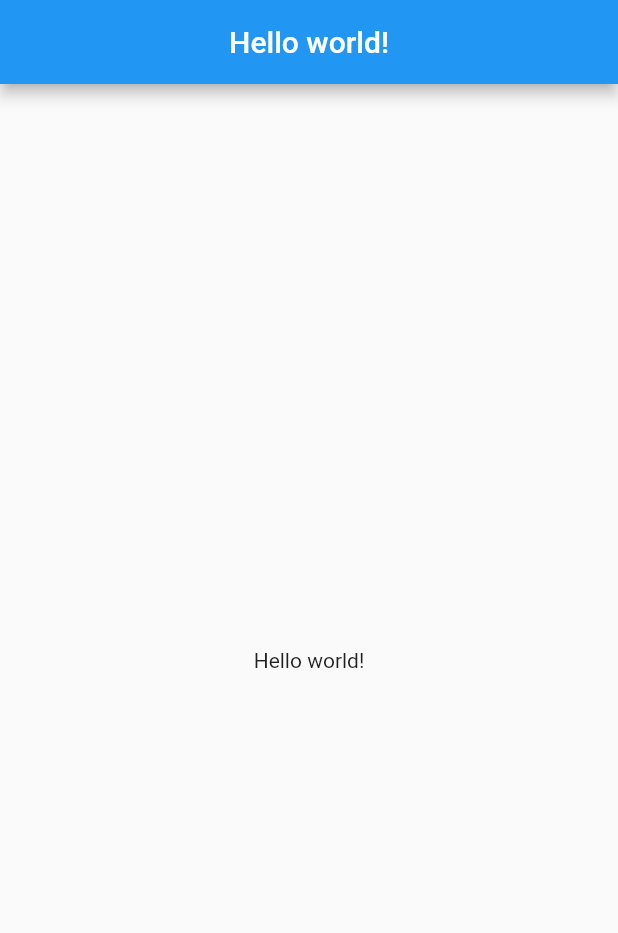
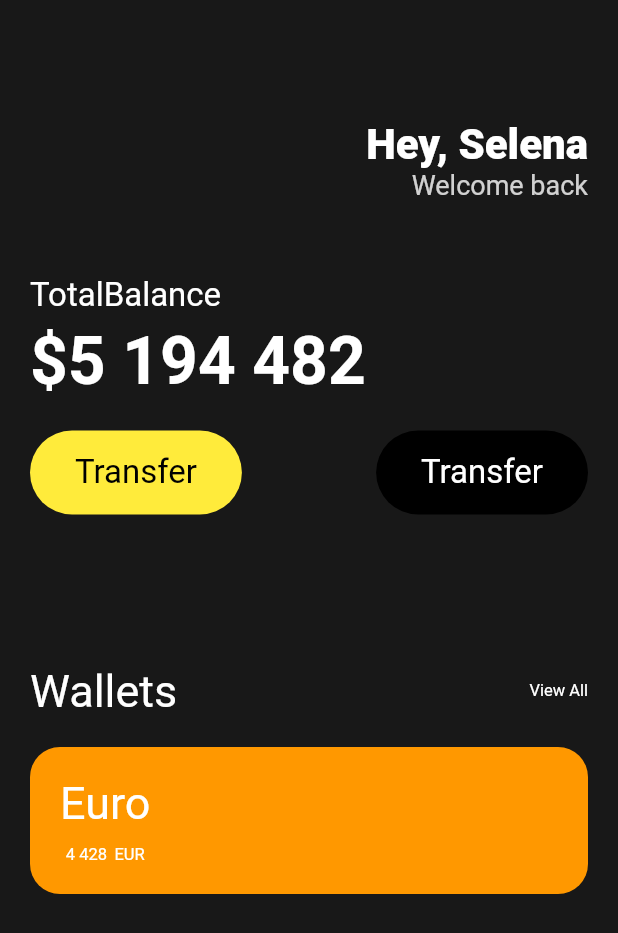
Before and after one commit to june65/flutter_webtoonapp, a Flutter app: the screen it shows after launch, on a phone screen of 412 x 824 dp. Shown: the top 933 px of the screen. Run offline on Flutter 3.47's test engine with Material 2 defaults, Android fonts, the phone set to English and light mode, and no system bars.

Commit message:
Issue(#1) Add Card on the project

```diff
--- a/toonflix/lib/main.dart
+++ b/toonflix/lib/main.dart
@@ -1,12 +1,7 @@
 import 'package:flutter/material.dart';
-
-class Player {
-  String name;
-  Player();
-}
+import 'package:toonflix/widgets/button.dart';
 
 void main() {
-  var nico = Player();
   runApp(App());
 }
 
@@ -15,14 +10,153 @@ class App extends StatelessWidget {
   Widget build(BuildContext context) {
     return MaterialApp(
       home: Scaffold(
-        appBar: AppBar(
-          centerTitle: true,
-          title: Text('Hello world!'),
-        ),
-        body: Center(
-          child: Text('Hello world!'),
-        ),
-      ),
+          backgroundColor: const Color(0xFF181818),
+          body: Padding(
+            padding: const EdgeInsets.symmetric(horizontal: 20),
+            child: Column(
+              crossAxisAlignment: CrossAxisAlignment.start,
+              children: [
+                const SizedBox(
+                  height: 80,
+                ),
+                Row(
+                  mainAxisAlignment: MainAxisAlignment.end,
+                  children: [
+                    Column(
+                      crossAxisAlignment: CrossAxisAlignment.end,
+                      children: [
+                        const Text(
+                          'Hey, Selena',
+                          style: TextStyle(
+                            color: Colors.white,
+                            fontSize: 28,
+                            fontWeight: FontWeight.w800,
+                          ),
+                        ),
+                        Text(
+                          'Welcome back',
+                          style: TextStyle(
+                            color: Colors.white.withOpacity(0.8),
+                            fontSize: 18,
+                          ),
+                        ),
+                      ],
+                    )
+                  ],
+                ),
+                const SizedBox(
+                  height: 50,
+                ),
+                const Text(
+                  'TotalBalance',
+                  style: TextStyle(
+                    fontSize: 22,
+                    color: Colors.white,
+                  ),
+                ),
+                const SizedBox(
+                  height: 5,
+                ),
+                const Text(
+                  '\$5 194 482',
+                  style: TextStyle(
+                    fontSize: 44,
+                    color: Colors.white,
+                    fontWeight: FontWeight.w600,
+                  ),
+                ),
+                const SizedBox(
+                  height: 20,
+                ),
+                Row(
+                  mainAxisAlignment: MainAxisAlignment.spaceBetween,
+                  children: const [
+                    Button(
+                        text: 'Transfer',
+                        bgColor: Colors.yellow,
+                        textColor: Colors.black),
+                    Button(
+                        text: 'Transfer',
+                        bgColor: Colors.black,
+                        textColor: Colors.white),
+                  ],
+                ),
+                const SizedBox(
+                  height: 100,
+                ),
+                Row(
+                  mainAxisAlignment: MainAxisAlignment.spaceBetween,
+                  children: const [
+                    Text(
+                      'Wallets',
+                      style: TextStyle(
+                        color: Colors.white,
+                        fontSize: 30,
+                      ),
+                    ),
+                    Text(
+                      'View All',
+                      style: TextStyle(
+                        color: Colors.white,
+                        fontSize: 11,
+                      ),
+                    ),
+                  ],
+                ),
+                const SizedBox(
+                  height: 20,
+                ),
+                Container(
+                  decoration: BoxDecoration(
+                    color: Colors.orange,
+                    borderRadius: BorderRadius.circular(20),
+                  ),
+                  child: Padding(
+                    padding: const EdgeInsets.all(20),
+                    child: Row(
+                      children: [
+                        Column(
+                          children: [
+                            const Text(
+                              'Euro',
+                              style: TextStyle(
+                                color: Colors.white,
+                                fontSize: 30,
+                              ),
+                            ),
+                            const SizedBox(
+                              height: 10,
+                            ),
+                            Row(
+                              children: const [
+                                Text(
+                                  '4 428',
+                                  style: TextStyle(
+                                    color: Colors.white,
+                                    fontSize: 11,
+                                  ),
+                                ),
+                                SizedBox(
+                                  width: 5,
+                                ),
+                                Text(
+                                  'EUR',
+                                  style: TextStyle(
+                                    color: Colors.white,
+                                    fontSize: 11,
+                                  ),
+                                ),
+                              ],
+                            ),
+                          ],
+                        ),
+                      ],
+                    ),
+                  ),
+                ),
+              ],
+            ),
+          )),
     );
   }
 }
--- /dev/null
+++ b/toonflix/lib/widgets/button.dart
@@ -0,0 +1,34 @@
+import 'package:flutter/cupertino.dart';
+
+class Button extends StatelessWidget {
+  final String text;
+  final Color bgColor;
+  final Color textColor;
+
+  const Button({
+    super.key,
+    required this.text,
+    required this.bgColor,
+    required this.textColor,
+  });
+
+  @override
+  Widget build(BuildContext context) {
+    return Container(
+      decoration: BoxDecoration(
+        color: bgColor,
+        borderRadius: BorderRadius.circular(45),
+      ),
+      child: Padding(
+        padding: const EdgeInsets.symmetric(vertical: 15, horizontal: 30),
+        child: Text(
+          text,
+          style: TextStyle(
+            fontSize: 22,
+            color: textColor,
+          ),
+        ),
+      ),
+    );
+  }
+}
```
Also changed, not shown: 1 other file.
